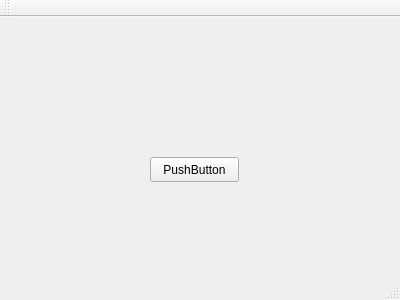
fivak/screen-saver, file mainwindow.ui: the form before one commit.
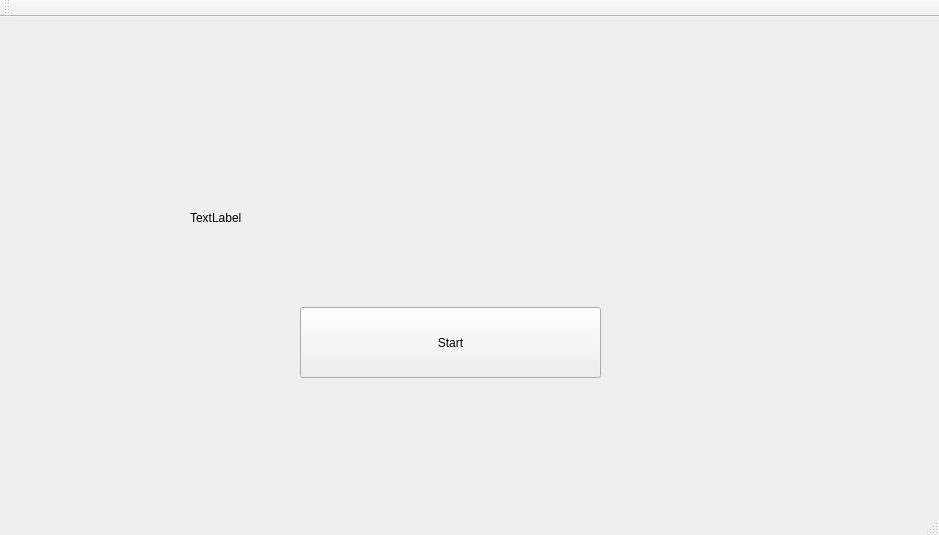
The form after the commit.

Diff of the .ui file:
```diff
--- a/mainwindow.ui
+++ b/mainwindow.ui
@@ -6,8 +6,8 @@
    <rect>
     <x>0</x>
     <y>0</y>
-    <width>400</width>
-    <height>300</height>
+    <width>939</width>
+    <height>535</height>
    </rect>
   </property>
   <property name="windowTitle">
@@ -17,14 +17,27 @@
    <widget class="QPushButton" name="pushButton">
     <property name="geometry">
      <rect>
-      <x>150</x>
-      <y>140</y>
-      <width>89</width>
-      <height>25</height>
+      <x>300</x>
+      <y>290</y>
+      <width>301</width>
+      <height>71</height>
      </rect>
     </property>
     <property name="text">
-     <string>PushButton</string>
+     <string>Start</string>
+    </property>
+   </widget>
+   <widget class="QLabel" name="label">
+    <property name="geometry">
+     <rect>
+      <x>190</x>
+      <y>160</y>
+      <width>381</width>
+      <height>81</height>
+     </rect>
+    </property>
+    <property name="text">
+     <string>TextLabel</string>
     </property>
    </widget>
   </widget>
```
Left out of the diff: 4 changed lines with no effect on the pictures.
